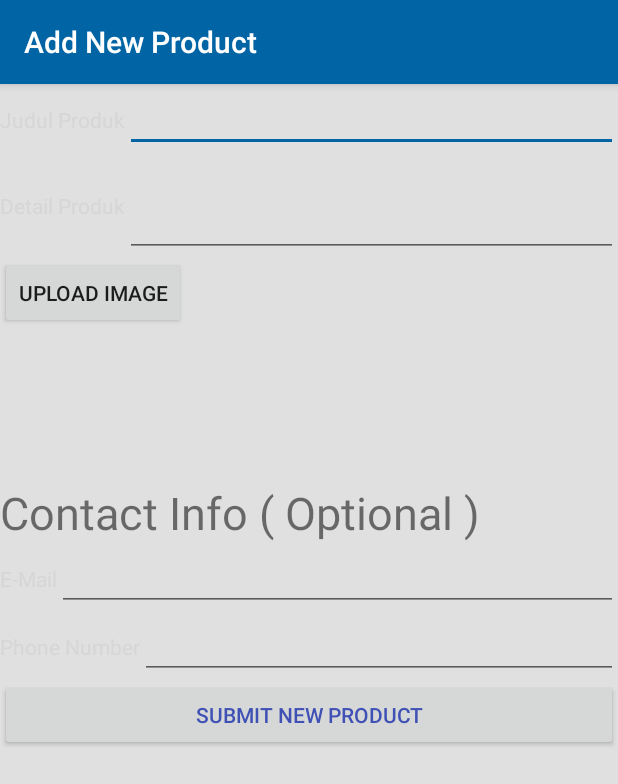
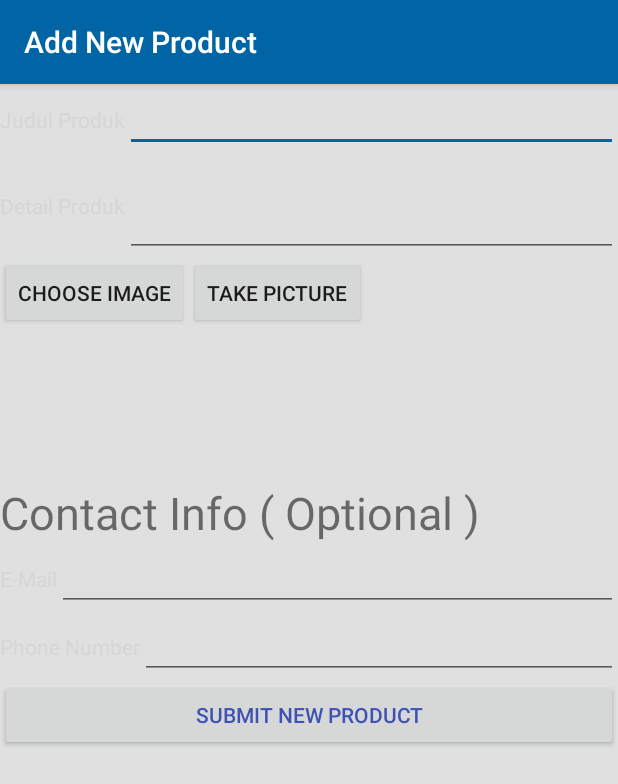
Before and after one commit to semmiverian/androidSkripsi, an Android app: the AddNewProdukActivity screen opened directly, with no data from a screen before it, on a phone screen of 412 x 824 dp. Shown: the top 784 px of the screen. Run offline under Robolectric (Android 15) with nearby library versions, the phone set to English and light mode, and no system bars; libraries missing offline, so code that uses them is left out: com.afollestad.materialdialogs, retrofit.client, retrofit.mime.

Commit message:
Take a Picture for product Feature done

```diff
--- a/app/src/main/res/layout/add_new_product.xml
+++ b/app/src/main/res/layout/add_new_product.xml
@@ -41,11 +41,25 @@
         android:layout_width="wrap_content"
         android:layout_height="wrap_content"
         android:orientation="horizontal">
-        <Button
-            android:layout_width="wrap_content"
+        <LinearLayout
+            android:layout_width="match_parent"
             android:layout_height="wrap_content"
-            android:text="Upload Image"
-            android:id="@+id/addImageProduk"/>
+            android:orientation="horizontal">
+            <Button
+                android:layout_width="wrap_content"
+                android:layout_height="wrap_content"
+                android:text="Choose Image"
+                android:id="@+id/addImageProduk"/>
+
+            <Button
+                android:layout_width="wrap_content"
+                android:layout_height="wrap_content"
+                android:text="Take Picture"
+                android:id="@+id/captureImageProduk"/>
+
+        </LinearLayout>
+
+
         <ImageView
             android:layout_width="150dp"
             android:layout_height="150dp"
--- a/app/src/main/res/layout/list_view.xml
+++ b/app/src/main/res/layout/list_view.xml
@@ -19,6 +19,6 @@
     <android.support.design.widget.FloatingActionButton android:id="@+id/fab"
         android:layout_width="wrap_content" android:layout_height="wrap_content"
         android:layout_gravity="bottom|end" android:layout_margin="16dp"
-        android:src="@android:drawable/ic_dialog_email"
+        android:src="@android:drawable/ic_input_add"
         />
 </android.support.design.widget.CoordinatorLayout>
```
Also changed, not shown: app/src/main/java/com/skripsi/semmi/restget3/Helper/GetDataPathHelper.java (+41 -0 lines), app/src/main/java/com/skripsi/semmi/restget3/activity/AddNewProdukActivity.java (+47 -2 lines).
